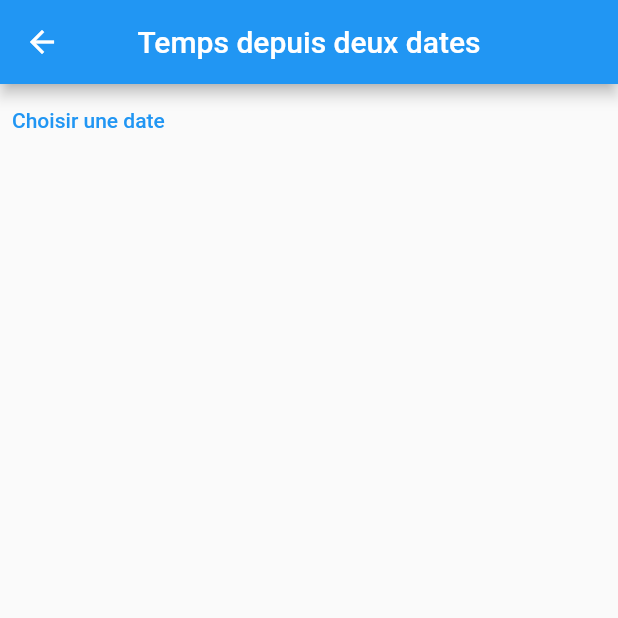
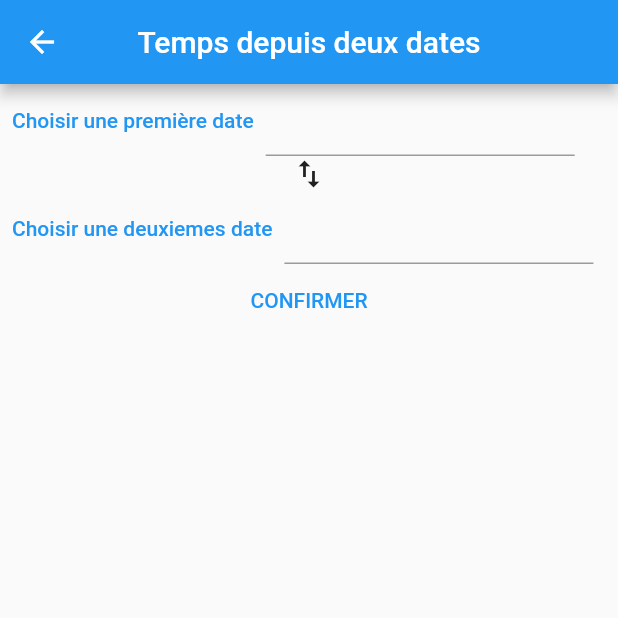
Before and after one commit to apelerin/toolbox_rainbow_warriors, a Flutter app: the TempsDepuisDeuxDates screen opened by its route, on a phone screen of 412 x 824 dp, the top half of it. Run offline on Flutter 3.47's test engine with Material 2 defaults, Android fonts, the phone set to English and light mode, and no system bars; our stand-ins replace flutter_datetime_picker.

Commit message:
task between two dates

```diff
--- a/lib/home_page.dart
+++ b/lib/home_page.dart
@@ -63,7 +63,7 @@ class _HomePageState extends State<HomePage> {
               },
               child: Container(
                 padding: const EdgeInsets.all(8),
-                child: const Text("Temps depuis la naissance"),
+                child: const Text("Temps depuis deux dates"),
                 color: Colors.teal[100],
               ),
             ),
--- a/lib/temps_depuis_deux_dates.dart
+++ b/lib/temps_depuis_deux_dates.dart
@@ -29,8 +29,14 @@ class MyStatefulWidget extends StatefulWidget {
 }
 
 class _MyStatefulWidgetState extends State<MyStatefulWidget> {
-  getDifference(DateTime date, DateTime now) {
-    int totalDays = now.difference(date).inDays;
+  final valueDate1Text = TextEditingController();
+  final valueDate2Text = TextEditingController();
+
+  DateTime valueDate1 = DateTime.now();
+  DateTime valueDate2 = DateTime.now();
+
+  getDifference(DateTime valueDate1, DateTime valueDate2) {
+    int totalDays = valueDate1.difference(valueDate2).inDays;
     int years = totalDays ~/ 365;
     int months = (totalDays - years * 365) ~/ 30;
     int days = totalDays - years * 365 - months * 30;
@@ -46,19 +52,58 @@ class _MyStatefulWidgetState extends State<MyStatefulWidget> {
         SizedBox(
           width: 500,
           child: Row(children: [
-            TextButton(
+            Flexible(
+              child: TextButton(
                   onPressed: () {
                     DatePicker.showDatePicker(context, showTitleActions: true,
                         onConfirm: (date) {
-                    getDifference(date, now);
+                      valueDate1 = date;
+                      valueDate1Text.text = date.toString();
                     }, currentTime: DateTime.now(), locale: LocaleType.fr);
                   },
                   child: const Text(
-                  'Choisir une date',
+                    'Choisir une première date',
                     style: TextStyle(color: Colors.blue),
                   )),
+            ),
+            Flexible(
+              child: TextField(controller: valueDate1Text),
+            ),
           ]),
         ),
+        Icon(Icons.swap_vert),
+        SizedBox(
+          width: 500,
+          child: Row(children: [
+            Flexible(
+              child: TextButton(
+                  onPressed: () {
+                    DatePicker.showDatePicker(context,
+                        showTitleActions: true,
+                        maxTime: DateTime.now(), onConfirm: (date) {
+                      valueDate2 = date;
+                      valueDate2Text.text = date.toString();
+                    }, currentTime: DateTime.now(), locale: LocaleType.fr);
+                  },
+                  child: const Text(
+                    'Choisir une deuxiemes date',
+                    style: TextStyle(color: Colors.blue),
+                  )),
+            ),
+            Flexible(
+              child: TextField(controller: valueDate2Text),
+            ),
+          ]),
+        ),
+        TextButton(
+          style: ButtonStyle(
+            foregroundColor: MaterialStateProperty.all<Color>(Colors.blue),
+          ),
+          onPressed: () {
+            getDifference(valueDate1, valueDate2);
+          },
+          child: Text('CONFIRMER'),
+        )
       ],
     );
   }
```
Also changed, not shown: lib/temps_depuis_naissance.dart (+15 -5 lines). Lines whose indentation alone changed are shown as unchanged.
